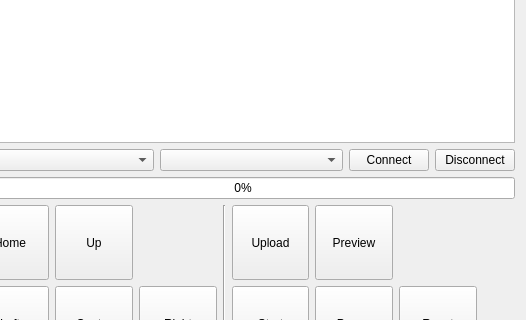
camrein/EzGraver, file EzGraverUi/mainwindow.ui: the form before one commit; both pictures show x 560 to 1086 and y 217 to 537 of the 1086 by 692 pixel window.
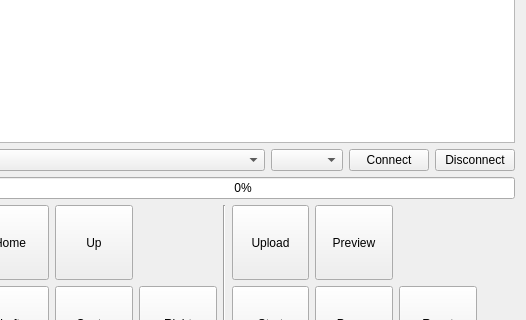
The form after the commit. Custom widgets are drawn as their Qt base class.

Commit message: Improved sizing of protocol selection.

```diff
--- a/EzGraverUi/mainwindow.ui
+++ b/EzGraverUi/mainwindow.ui
@@ -267,7 +267,14 @@
          <widget class="QComboBox" name="ports"/>
         </item>
         <item>
-         <widget class="QComboBox" name="protocolVersion"/>
+         <widget class="QComboBox" name="protocolVersion">
+          <property name="sizePolicy">
+           <sizepolicy hsizetype="Fixed" vsizetype="Fixed">
+            <horstretch>0</horstretch>
+            <verstretch>0</verstretch>
+           </sizepolicy>
+          </property>
+         </widget>
         </item>
         <item>
          <widget class="QPushButton" name="connect">
```
